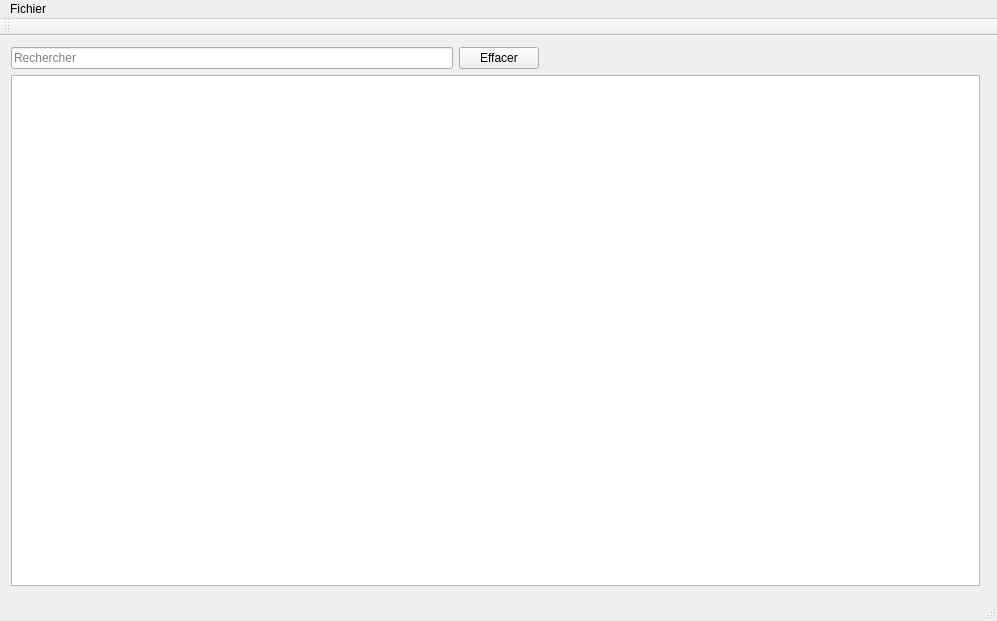
The window that mainwindow.ui (norips/Projet_MBA_ConfigCreator) describes before a commit, drawn with Qt 5.
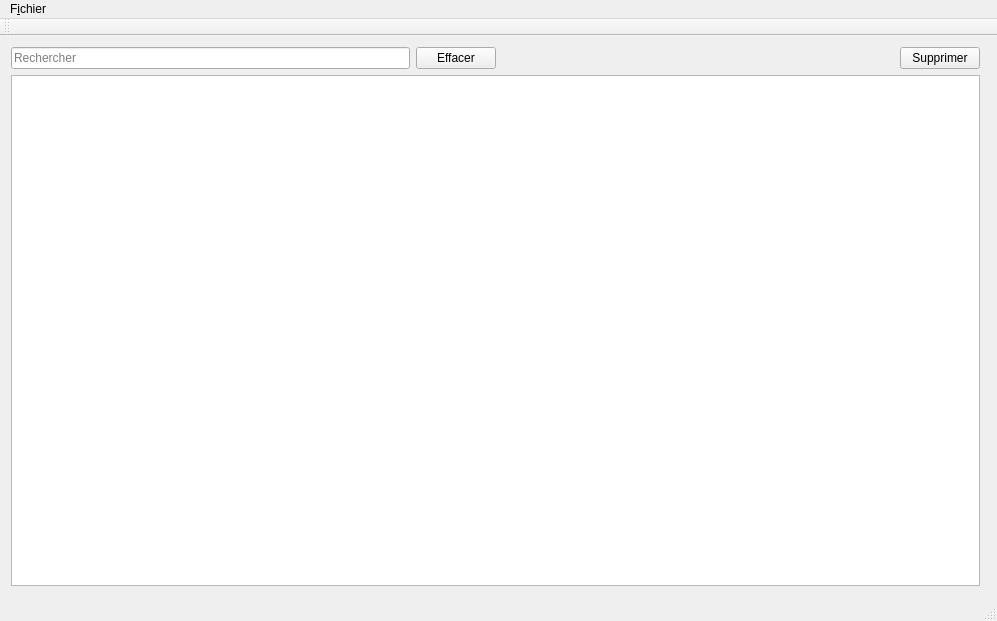
The same window after the commit.

```diff
--- a/mainwindow.ui
+++ b/mainwindow.ui
@@ -59,6 +59,13 @@
          </property>
         </spacer>
        </item>
+       <item>
+        <widget class="QPushButton" name="pbSupCanva">
+         <property name="text">
+          <string>Supprimer</string>
+         </property>
+        </widget>
+       </item>
       </layout>
      </item>
      <item>
@@ -83,7 +90,7 @@
      <x>0</x>
      <y>0</y>
      <width>997</width>
-     <height>22</height>
+     <height>20</height>
     </rect>
    </property>
    <property name="nativeMenuBar">
@@ -91,7 +98,7 @@
    </property>
    <widget class="QMenu" name="menuFichier">
     <property name="title">
-     <string>Fichier</string>
+     <string>F&amp;ichier</string>
     </property>
     <addaction name="actionOuvrir"/>
     <addaction name="actionEnregistrer"/>
```
Left out of the diff: 4 changed lines with no effect on the pictures.
